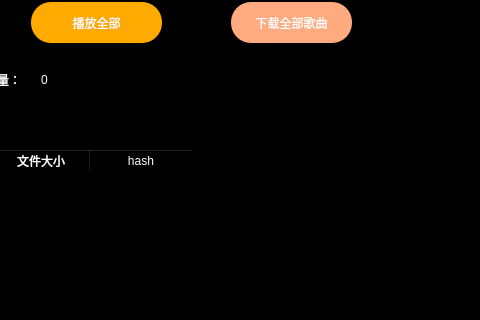
Before: the Qt Designer form ui/ffpemg_player.ui in yedupeng/QT_ffmpeg, drawn with Qt 5; both pictures show x 479 to 959 and y 163 to 483 of the 1045 by 692 pixel window.
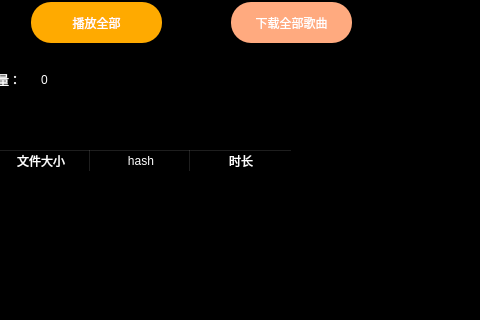
After: the same form once the commit is applied. Icons and pictures are not drawn.

What changed in the file:
```diff
--- a/ui/ffpemg_player.ui
+++ b/ui/ffpemg_player.ui
@@ -3906,6 +3906,11 @@
                        <string>hash</string>
                       </property>
                      </column>
+                     <column>
+                      <property name="text">
+                       <string>时长</string>
+                      </property>
+                     </column>
                     </widget>
                    </item>
                   </layout>
```
Left out of the diff: 6 changed lines with no effect on the pictures.
